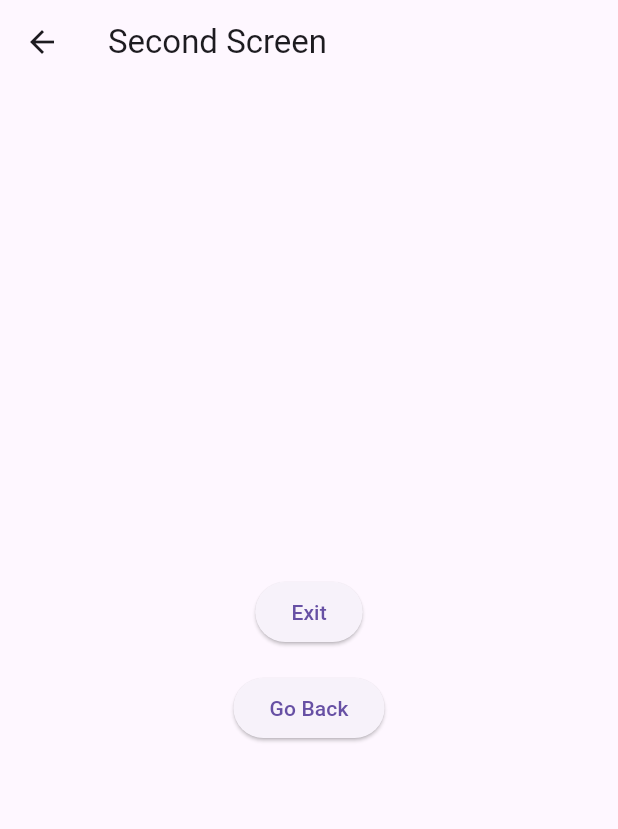
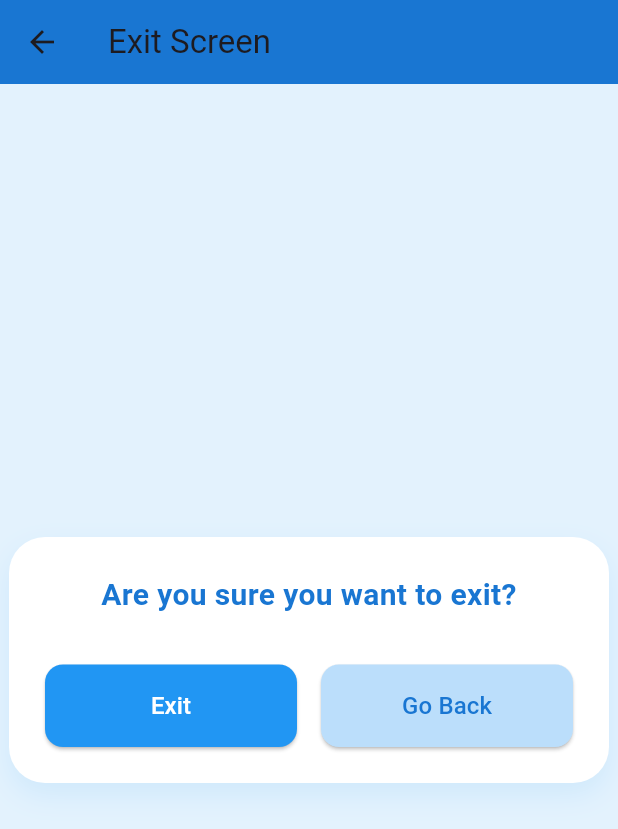
Before and after one commit to iiammohan/OK_APP, a Flutter app: the screen it shows after launch, after a tap on "OK", on a phone screen of 412 x 824 dp. Shown: the top 829 px of the screen. Run offline on Flutter 3.47's test engine with Material 3 defaults, Android fonts, the phone set to English and light mode, and no system bars.

Commit message:
Refactor: Rename SecondScreen to ExitScreen, improve UI, clean up code and structure

```diff
--- /dev/null
+++ b/lib/exit_screen.dart
@@ -0,0 +1,86 @@
+import 'package:flutter/material.dart';
+import 'dart:io';
+
+class ExitScreen extends StatelessWidget {
+  const ExitScreen({super.key});
+
+  void _exitApp() {
+    exit(0); // force quit app
+  }
+
+  @override
+  Widget build(BuildContext context) {
+    return Scaffold(
+      appBar: AppBar(
+        title: const Text('Exit Screen'),
+        backgroundColor: Colors.blue.shade700,
+        elevation: 0,
+      ),
+      body: LayoutBuilder(
+        builder: (context, constraints) {
+          return Center(
+            child: Container(
+              padding: const EdgeInsets.all(24),
+              constraints: BoxConstraints(
+                maxWidth: constraints.maxWidth > 400 ? 400 : constraints.maxWidth * 0.95,
+              ),
+              decoration: BoxDecoration(
+                color: Colors.white,
+                borderRadius: BorderRadius.circular(24),
+                boxShadow: [
+                  BoxShadow(
+                    color: Colors.blue.withOpacity(0.1),
+                    blurRadius: 16,
+                    offset: const Offset(0, 8),
+                  ),
+                ],
+              ),
+              child: Column(
+                mainAxisSize: MainAxisSize.min,
+                children: [
+                  Text(
+                    'Are you sure you want to exit?',
+                    style: TextStyle(fontSize: 20, fontWeight: FontWeight.bold, color: Colors.blue.shade700),
+                    textAlign: TextAlign.center,
+                  ),
+                  const SizedBox(height: 32),
+                  Row(
+                    mainAxisAlignment: MainAxisAlignment.spaceEvenly,
+                    children: [
+                      Expanded(
+                        child: ElevatedButton(
+                          onPressed: _exitApp,
+                          style: ElevatedButton.styleFrom(
+                            backgroundColor: Colors.blue,
+                            foregroundColor: Colors.white,
+                            padding: const EdgeInsets.symmetric(vertical: 16),
+                            shape: RoundedRectangleBorder(borderRadius: BorderRadius.circular(12)),
+                          ),
+                          child: const Text('Exit', style: TextStyle(fontSize: 16)),
+                        ),
+                      ),
+                      const SizedBox(width: 16),
+                      Expanded(
+                        child: ElevatedButton(
+                          onPressed: () => Navigator.pop(context),
+                          style: ElevatedButton.styleFrom(
+                            backgroundColor: Colors.blue.shade100,
+                            foregroundColor: Colors.blue.shade700,
+                            padding: const EdgeInsets.symmetric(vertical: 16),
+                            shape: RoundedRectangleBorder(borderRadius: BorderRadius.circular(12)),
+                          ),
+                          child: const Text('Go Back', style: TextStyle(fontSize: 16)),
+                        ),
+                      ),
+                    ],
+                  ),
+                ],
+              ),
+            ),
+          );
+        },
+      ),
+      backgroundColor: Colors.blue.shade50,
+    );
+  }
+}
--- a/lib/ok_screen.dart
+++ b/lib/ok_screen.dart
@@ -1,31 +1,71 @@
 import 'package:flutter/material.dart';
-import 'second_screen.dart';
+import 'exit_screen.dart';
+
+
 
 class OkScreen extends StatelessWidget {
   const OkScreen({super.key});
 
-  void _goToSecondScreen(BuildContext context) {
+  void _goToExitScreen(BuildContext context) {
     Navigator.push(
       context,
-      MaterialPageRoute(builder: (context) => const SecondScreen()),
+      MaterialPageRoute(builder: (context) => const ExitScreen()),
     );
   }
 
   @override
   Widget build(BuildContext context) {
     return Scaffold(
-      appBar: AppBar(title: const Text('OK App')),
-      body: Center(
+      appBar: AppBar(
+        title: const Text('OK App'),
+        backgroundColor: Colors.blue.shade700,
+        elevation: 0,
+      ),
+      body: LayoutBuilder(
+        builder: (context, constraints) {
+          return Center(
+            child: Container(
+              padding: const EdgeInsets.all(24),
+              constraints: BoxConstraints(
+                maxWidth: constraints.maxWidth > 400 ? 400 : constraints.maxWidth * 0.95,
+              ),
+              decoration: BoxDecoration(
+                color: Colors.white,
+                borderRadius: BorderRadius.circular(24),
+                boxShadow: [
+                  BoxShadow(
+                    color: Colors.blue.withOpacity(0.1),
+                    blurRadius: 16,
+                    offset: const Offset(0, 8),
+                  ),
+                ],
+              ),
               child: Column(
                 mainAxisSize: MainAxisSize.min,
                 children: [
+                  Text(
+                    'Welcome to the OK App!',
+                    style: TextStyle(fontSize: 22, fontWeight: FontWeight.bold, color: Colors.blue.shade700),
+                    textAlign: TextAlign.center,
+                  ),
+                  const SizedBox(height: 32),
                   ElevatedButton(
-              onPressed: () => _goToSecondScreen(context),
-              child: const Text('OK'),
+                    onPressed: () => _goToExitScreen(context),
+                    style: ElevatedButton.styleFrom(
+                      backgroundColor: Colors.blue,
+                      foregroundColor: Colors.white,
+                      padding: const EdgeInsets.symmetric(vertical: 16, horizontal: 32),
+                      shape: RoundedRectangleBorder(borderRadius: BorderRadius.circular(12)),
+                    ),
+                    child: const Text('OK', style: TextStyle(fontSize: 18)),
                   ),
                 ],
               ),
             ),
           );
+        },
+      ),
+      backgroundColor: Colors.blue.shade50,
+    );
   }
 }
--- a/lib/second_screen.dart
+++ /dev/null
@@ -1,33 +0,0 @@
-import 'package:flutter/material.dart';
-import 'dart:io';
-
-class SecondScreen extends StatelessWidget {
-  const SecondScreen({super.key});
-
-  void _exitApp() {
-    exit(0); // force quit app
-  }
-
-  @override
-  Widget build(BuildContext context) {
-    return Scaffold(
-      appBar: AppBar(title: const Text('Second Screen')),
-      body: Center(
-        child: Column(
-          mainAxisSize: MainAxisSize.min,
-          children: [
-            ElevatedButton(
-              onPressed: _exitApp,
-              child: const Text('Exit'),
-            ),
-            const SizedBox(height: 16),
-            ElevatedButton(
-              onPressed: () => Navigator.pop(context),
-              child: const Text('Go Back'),
-            ),
-          ],
-        ),
-      ),
-    );
-  }
-}
```
Also changed, not shown: 101 other files. Lines whose indentation alone changed are shown as unchanged.
